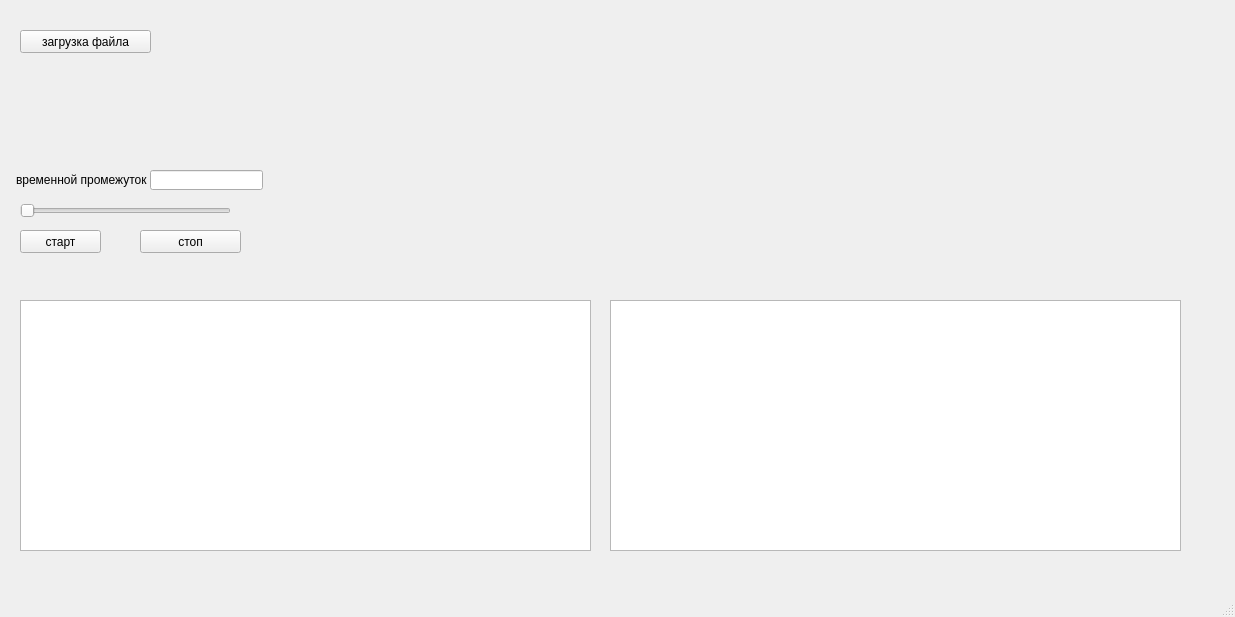
Before: the Qt Designer form design.ui in nikolamilchev/gui, drawn with Qt 5.
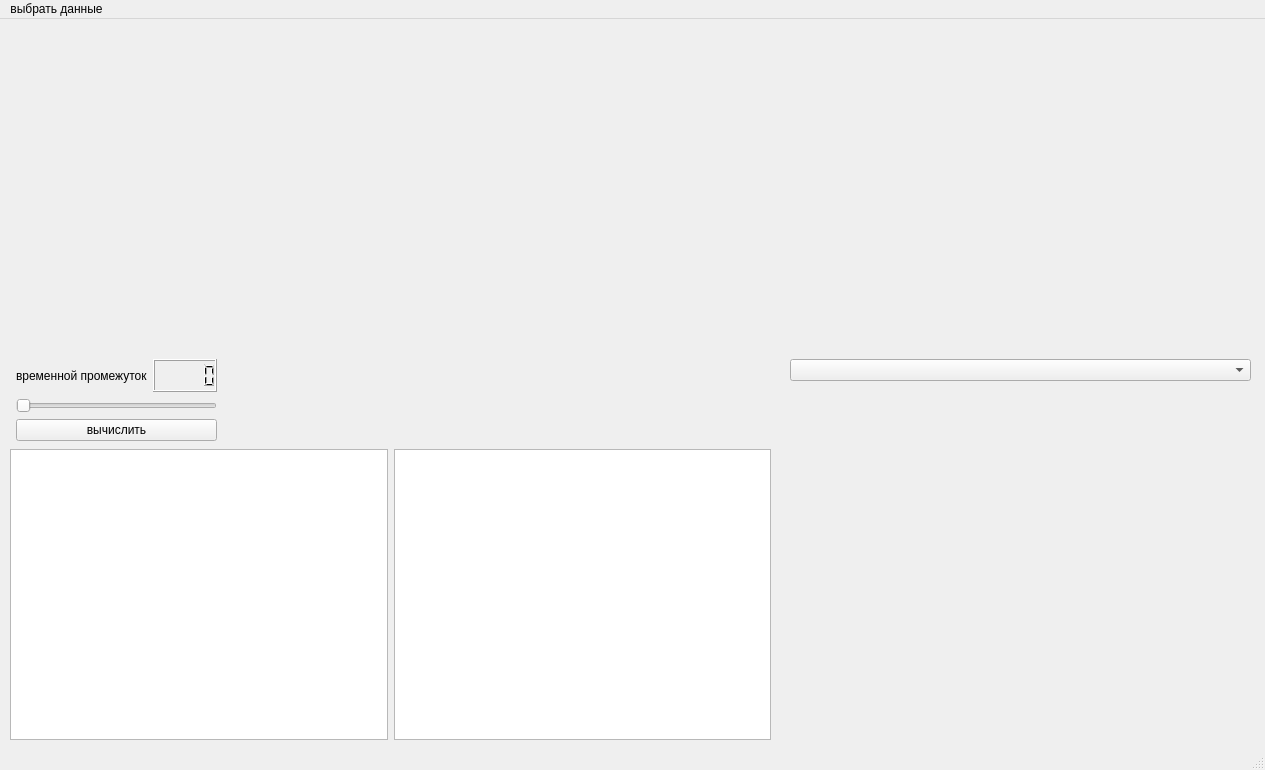
After: the same form once the commit is applied. Custom widgets are drawn as their Qt base class.

The edit to the form file:
```diff
--- a/design.ui
+++ b/design.ui
@@ -6,141 +6,113 @@
    <rect>
     <x>0</x>
     <y>0</y>
-    <width>1235</width>
-    <height>617</height>
+    <width>1265</width>
+    <height>770</height>
    </rect>
   </property>
   <property name="windowTitle">
    <string>MainWindow</string>
   </property>
   <widget class="QWidget" name="centralwidget">
-   <widget class="QPushButton" name="pushButton">
+   <widget class="QWidget" name="horizontalLayoutWidget">
     <property name="geometry">
      <rect>
       <x>20</x>
-      <y>30</y>
-      <width>131</width>
-      <height>23</height>
+      <y>20</y>
+      <width>951</width>
+      <height>311</height>
      </rect>
     </property>
-    <property name="text">
-     <string>загрузка файла</string>
+    <layout class="QHBoxLayout" name="horizontalLayout">
+     <item>
+      <widget class="PlotWidget" name="sagital_widget" native="true"/>
+     </item>
+     <item>
+      <widget class="PlotWidget" name="front_widget" native="true"/>
+     </item>
+    </layout>
+   </widget>
+   <widget class="QWidget" name="verticalLayoutWidget">
+    <property name="geometry">
+     <rect>
+      <x>790</x>
+      <y>370</y>
+      <width>461</width>
+      <height>351</height>
+     </rect>
     </property>
+    <layout class="QVBoxLayout" name="verticalLayout_2">
+     <item>
+      <widget class="PlotWidget" name="parameter_plot" native="true"/>
+     </item>
+     <item>
+      <widget class="PlotWidget" name="mean_plot" native="true"/>
+     </item>
+    </layout>
    </widget>
-   <widget class="QSlider" name="horizontalSlider">
+   <widget class="QComboBox" name="comboBox">
     <property name="geometry">
      <rect>
-      <x>20</x>
-      <y>200</y>
-      <width>211</width>
+      <x>790</x>
+      <y>340</y>
+      <width>461</width>
       <height>22</height>
      </rect>
     </property>
-    <property name="orientation">
-     <enum>Qt::Horizontal</enum>
-    </property>
    </widget>
-   <widget class="QLabel" name="label">
+   <widget class="QWidget" name="">
     <property name="geometry">
      <rect>
       <x>16</x>
-      <y>170</y>
-      <width>131</width>
-      <height>20</height>
+      <y>340</y>
+      <width>201</width>
+      <height>82</height>
      </rect>
     </property>
-    <property name="text">
-     <string>временной промежуток:</string>
-    </property>
+    <layout class="QGridLayout" name="gridLayout">
+     <item row="0" column="0">
+      <widget class="QLabel" name="label">
+       <property name="text">
+        <string>временной промежуток:</string>
+       </property>
+      </widget>
+     </item>
+     <item row="0" column="1">
+      <widget class="QLCDNumber" name="lcdNumber"/>
+     </item>
+     <item row="1" column="0" colspan="2">
+      <widget class="QSlider" name="horizontalSlider">
+       <property name="orientation">
+        <enum>Qt::Horizontal</enum>
+       </property>
+      </widget>
+     </item>
+     <item row="2" column="0" colspan="2">
+      <widget class="QPushButton" name="pushButton">
+       <property name="text">
+        <string>вычислить</string>
+       </property>
+      </widget>
+     </item>
+    </layout>
    </widget>
-   <widget class="QLineEdit" name="lineEdit">
-    <property name="enabled">
-     <bool>true</bool>
-    </property>
+   <widget class="QWidget" name="">
     <property name="geometry">
      <rect>
-      <x>150</x>
-      <y>170</y>
-      <width>113</width>
-      <height>20</height>
+      <x>10</x>
+      <y>430</y>
+      <width>761</width>
+      <height>291</height>
      </rect>
     </property>
-   </widget>
-   <widget class="Plotwighet" name="widget_2" native="true">
-    <property name="geometry">
-     <rect>
-      <x>570</x>
-      <y>70</y>
-      <width>221</width>
-      <height>141</height>
-     </rect>
-    </property>
-   </widget>
-   <widget class="QWidget" name="widget" native="true">
-    <property name="geometry">
-     <rect>
-      <x>300</x>
-      <y>80</y>
-      <width>181</width>
-      <height>141</height>
-     </rect>
-    </property>
-   </widget>
-   <widget class="QWidget" name="widget_3" native="true">
-    <property name="geometry">
-     <rect>
-      <x>879</x>
-      <y>79</y>
-      <width>241</width>
-      <height>421</height>
-     </rect>
-    </property>
-   </widget>
-   <widget class="QPushButton" name="pushButton_2">
-    <property name="geometry">
-     <rect>
-      <x>20</x>
-      <y>230</y>
-      <width>81</width>
-      <height>23</height>
-     </rect>
-    </property>
-    <property name="text">
-     <string>старт</string>
-    </property>
-   </widget>
-   <widget class="QPushButton" name="pushButton_3">
-    <property name="geometry">
-     <rect>
-      <x>140</x>
-      <y>230</y>
-      <width>101</width>
-      <height>23</height>
-     </rect>
-    </property>
-    <property name="text">
-     <string>стоп</string>
-    </property>
-   </widget>
-   <widget class="QTableView" name="tableView">
-    <property name="geometry">
-     <rect>
-      <x>20</x>
-      <y>300</y>
-      <width>571</width>
-      <height>251</height>
-     </rect>
-    </property>
-   </widget>
-   <widget class="QTableView" name="tableView_2">
-    <property name="geometry">
-     <rect>
-      <x>610</x>
-      <y>300</y>
-      <width>571</width>
-      <height>251</height>
-     </rect>
-    </property>
+    <layout class="QGridLayout" name="gridLayout_2">
+     <item row="0" column="0">
+      <widget class="QTableView" name="tableView"/>
+     </item>
+     <item row="0" column="1">
+      <widget class="QTableView" name="tableView_2"/>
+     </item>
+    </layout>
    </widget>
   </widget>
   <widget class="QMenuBar" name="menubar">
@@ -148,16 +120,34 @@
     <rect>
      <x>0</x>
      <y>0</y>
-     <width>1235</width>
+     <width>1265</width>
      <height>21</height>
     </rect>
    </property>
+   <widget class="QMenu" name="menustatic">
+    <property name="title">
+     <string>выбрать данные</string>
+    </property>
+    <addaction name="action"/>
+    <addaction name="action_2"/>
+   </widget>
+   <addaction name="menustatic"/>
   </widget>
   <widget class="QStatusBar" name="statusbar"/>
+  <action name="action">
+   <property name="text">
+    <string>статика</string>
+   </property>
+  </action>
+  <action name="action_2">
+   <property name="text">
+    <string>динамика</string>
+   </property>
+  </action>
  </widget>
  <customwidgets>
   <customwidget>
-   <class>Plotwighet</class>
+   <class>PlotWidget</class>
    <extends>QWidget</extends>
    <header>pyqtgraph</header>
    <container>1</container>
```
